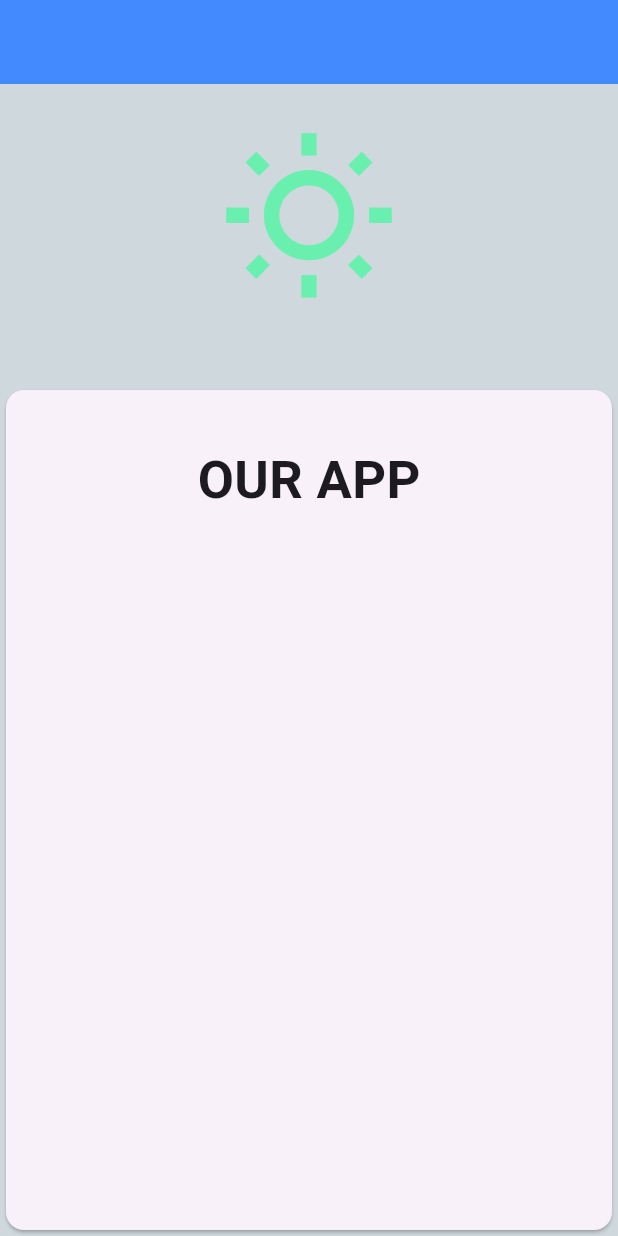
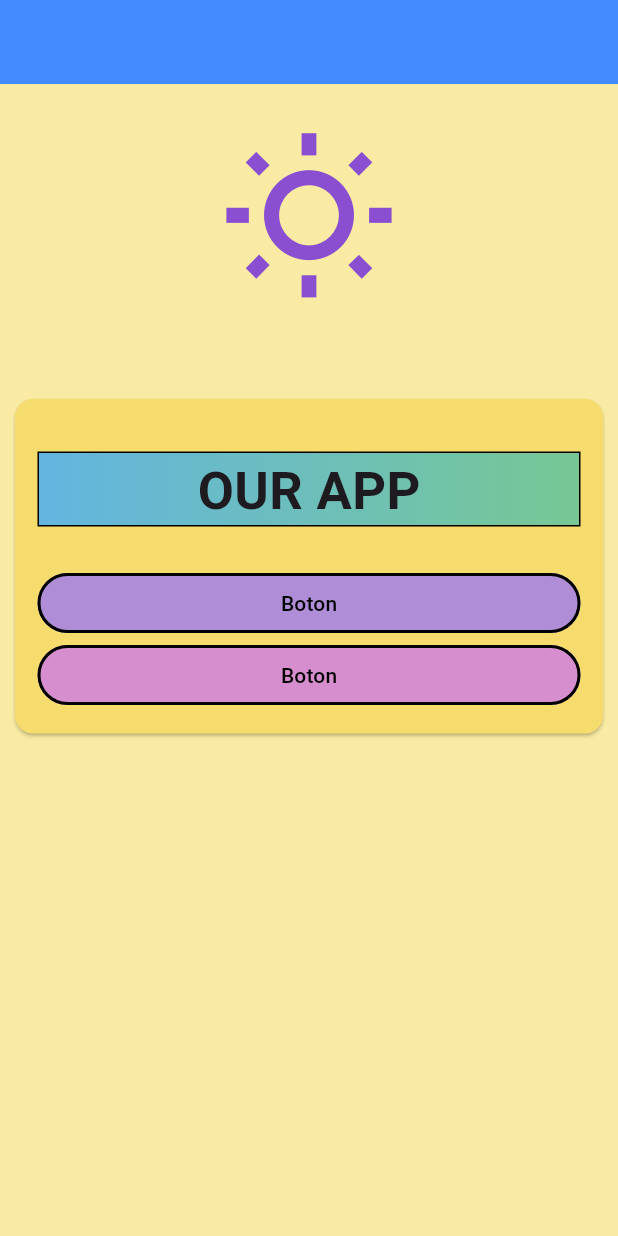
Before and after one commit to Andre391/FlutterProyecto, a Flutter app: the screen it shows after launch, on a phone screen of 412 x 824 dp. Run offline on Flutter 3.47's test engine with Material 3 defaults, Android fonts, the phone set to English and light mode, and no system bars.

Commit message:
Clase 26 de Marzo Flutter, mejora del home

```diff
--- a/flutter_proyecto/lib/main.dart
+++ b/flutter_proyecto/lib/main.dart
@@ -22,9 +22,6 @@ class MyApp extends StatelessWidget {
         useMaterial3: true,
       ),
       home: const HomePage()
-
-
-
     );
   }
 }
--- a/flutter_proyecto/lib/pages/home.dart
+++ b/flutter_proyecto/lib/pages/home.dart
@@ -4,11 +4,10 @@ import 'package:flutter/material.dart';
 class HomePage extends StatelessWidget {
   const HomePage({super.key});
 
-
   @override
   Widget build(BuildContext context) {
     return  Scaffold(
-      backgroundColor: Colors.blueGrey.shade100,
+      backgroundColor: const Color.fromARGB(255, 249, 235, 163),
       appBar: AppBar(
           elevation: 0,
           backgroundColor: Colors.blueAccent,
@@ -18,13 +17,27 @@ class HomePage extends StatelessWidget {
           children: [
             Container(
               margin:const EdgeInsets.only(top:30, bottom: 50) ,
-              child: Icon(Icons.wb_sunny_outlined,size: 120, color: Colors.greenAccent,),
+              child: const Icon(Icons.wb_sunny_outlined,size: 120, color: Color.fromARGB(255, 138, 79, 209),),
             ),
-              Expanded(
-            child:Card(child:ListView(shrinkWrap: true,padding: const EdgeInsets.all(15),children: [
+              Card(
+                color:const Color.fromARGB(255, 246, 219, 109),
+                margin: const EdgeInsets.all(10),
+                shape: RoundedRectangleBorder(borderRadius: BorderRadius.circular(12)),
+              child:ListView(shrinkWrap: true,padding: const EdgeInsets.all(15),children: [
                Container(
                 height:50 ,
                 margin: const EdgeInsets.only(top: 20, bottom: 27),
+                decoration: BoxDecoration(
+                  border: Border.all(color: Colors.black),
+                  gradient: const LinearGradient(
+                    begin: Alignment.topRight,
+                    end: Alignment.topLeft,
+                     colors: [
+                     Color.fromARGB(255, 119, 200, 148),
+                     Color.fromARGB(255, 99, 181, 225),
+                    ],
+                  ),
+                 ),
                 child: const Center(
                   child: Text("OUR APP",
                   style: TextStyle(
@@ -34,10 +47,28 @@ class HomePage extends StatelessWidget {
                   ),
                 ),
                ),
+               OutlinedButton(
+                onPressed: (){},
+                style: OutlinedButton.styleFrom(
+                  backgroundColor: const Color.fromARGB(255, 175, 142, 215),
+                  foregroundColor: const Color.fromARGB(255, 0, 0, 0),
+                  elevation: 5,
+                  side: const BorderSide(width: 2),
+                ),
+                child: const Text("Boton"),),
+               OutlinedButton(
+                onPressed: (){},
+                style: OutlinedButton.styleFrom(
+                  backgroundColor: const Color.fromARGB(255, 215, 142, 206),
+                  foregroundColor: const Color.fromARGB(255, 0, 0, 0),
+                  elevation: 5,
+                  side: const BorderSide(width: 2),
+                ),
+                child: const Text("Boton"),
+                )
           ],
             ),
             ),
-              ),
           ],
 
           ),
```
